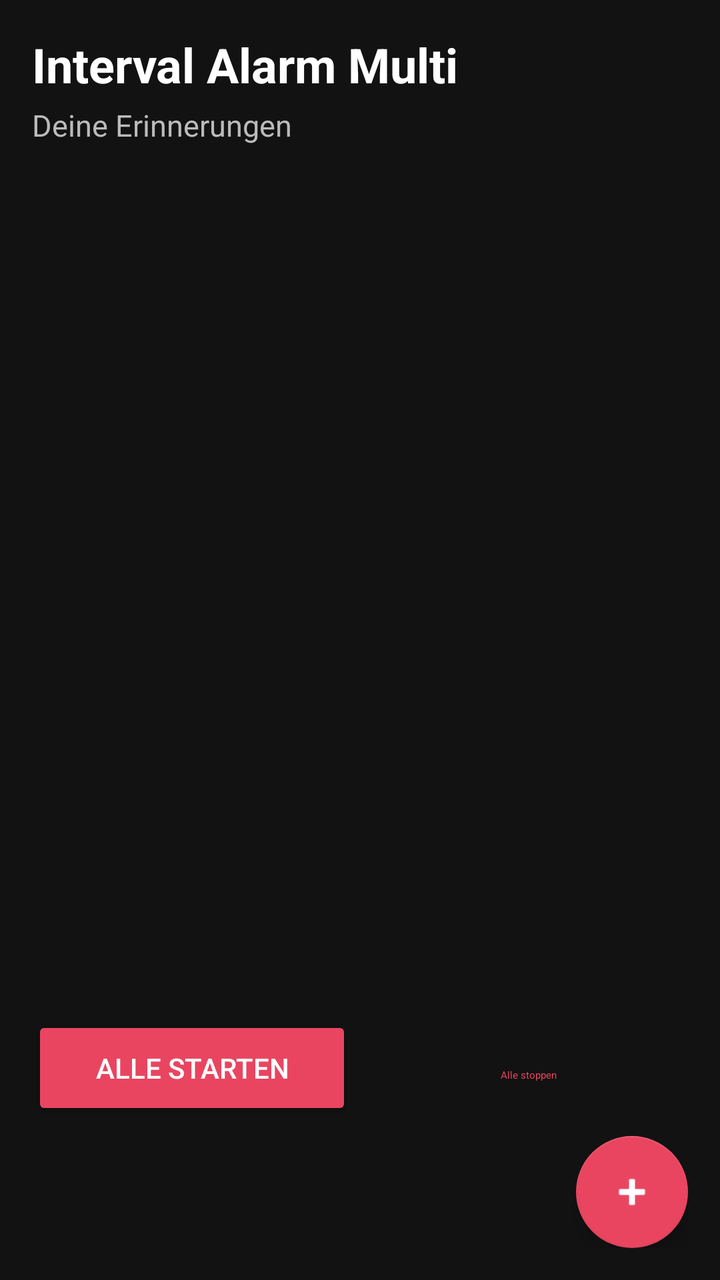
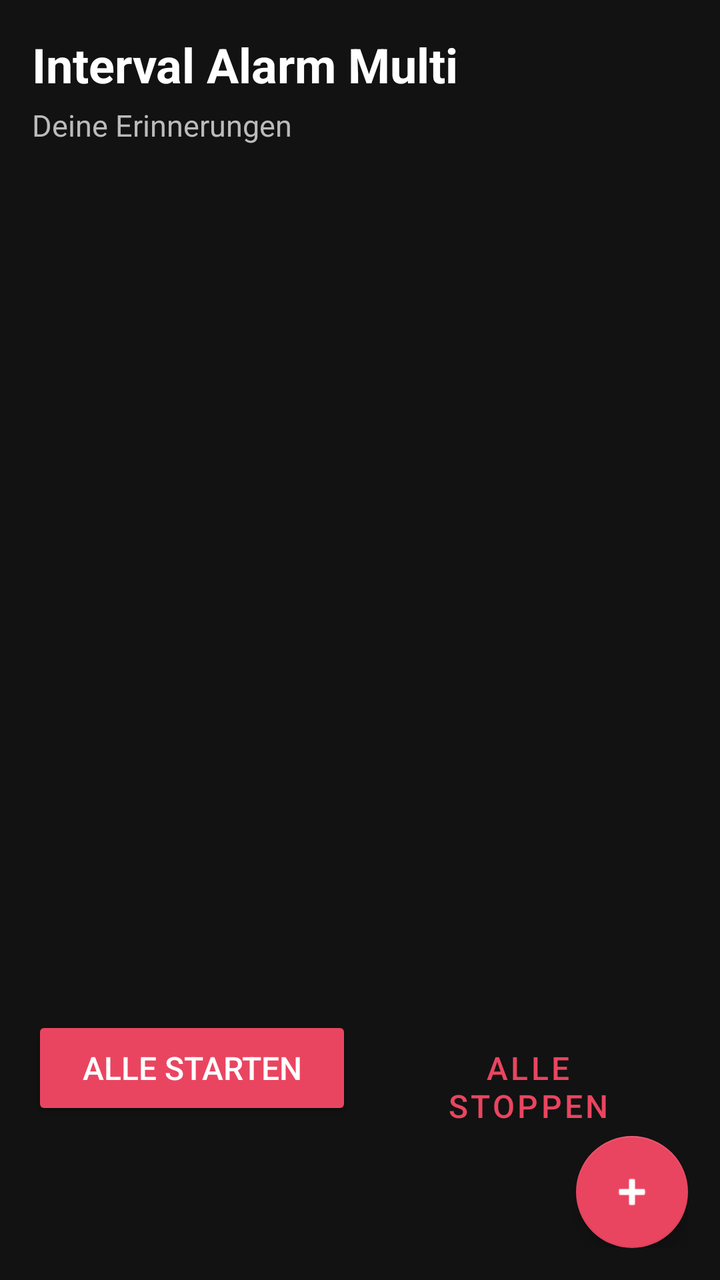

Compare the two renders of this Android layout. The source of the first and the diff that turns it into the second are given below.
<!-- AndroidManifest.xml: application theme Theme.IntervalAlarm -->
<!-- res/layout/activity_main.xml -->
<?xml version="1.0" encoding="utf-8"?>
<LinearLayout xmlns:android="http://schemas.android.com/apk/res/android"
    xmlns:app="http://schemas.android.com/apk/res-auto"
    android:layout_width="match_parent"
    android:layout_height="match_parent"
    android:orientation="vertical"
    android:padding="16dp"
    android:background="#121212">

    
    <TextView
        android:layout_width="match_parent"
        android:layout_height="wrap_content"
        android:text="Interval Alarm Multi"
        android:textSize="24sp"
        android:textStyle="bold"
        android:textColor="#FFFFFF"
        android:layout_marginBottom="4dp" />

    <TextView
        android:layout_width="match_parent"
        android:layout_height="wrap_content"
        android:text="Deine Erinnerungen"
        android:textSize="15sp"
        android:textColor="#BBBBBB"
        android:layout_marginBottom="20dp" />

    
    <androidx.recyclerview.widget.RecyclerView
        android:id="@+id/recyclerReminders"
        android:layout_width="match_parent"
        android:layout_height="0dp"
        android:layout_weight="1"
        android:clipToPadding="false" />

    
    <TextView
        android:id="@+id/tvEmpty"
        android:layout_width="match_parent"
        android:layout_height="0dp"
        android:layout_weight="1"
        android:gravity="center"
        android:text="Noch keine Erinnerungen.\nTippe auf + um eine hinzuzufügen."
        android:textSize="16sp"
        android:textColor="#888888"
        android:visibility="gone" />

    
    <LinearLayout
        android:layout_width="match_parent"
        android:layout_height="wrap_content"
        android:orientation="horizontal"
        android:layout_marginTop="12dp"
        android:layout_marginBottom="8dp">

        <Button
            android:id="@+id/btnStartAll"
            android:layout_width="0dp"
            android:layout_height="52dp"
            android:layout_weight="1"
            android:text="Alle starten"
            android:textColor="#FFFFFF"
            android:layout_marginEnd="8dp"
            app:backgroundTint="#E94560" />

        <Button
            android:id="@+id/btnStopAll"
            android:layout_width="0dp"
            android:layout_height="52dp"
            android:layout_weight="1"
            android:text="Alle stoppen"
            android:textColor="#E94560"
            style="@style/Widget.Material3.Button.OutlinedButton" />
    </LinearLayout>

    <com.google.android.material.floatingactionbutton.FloatingActionButton
        android:id="@+id/fabAdd"
        android:layout_width="wrap_content"
        android:layout_height="wrap_content"
        android:layout_gravity="end"
        android:src="@android:drawable/ic_input_add"
        app:backgroundTint="#E94560"
        app:tint="@android:color/white" />

</LinearLayout>
<!-- resources referenced by this layout -->
<resources>
  <style name="Theme.IntervalAlarm" parent="Theme.MaterialComponents.NoActionBar">
          <item name="colorPrimary">@color/pink_red</item>
          <item name="colorPrimaryVariant">@color/pink_red_dark</item>
          <item name="colorOnPrimary">@color/white</item>
          <item name="colorSecondary">@color/cyan</item>
          <item name="colorOnSecondary">@color/navy_dark</item>
  
          
          <item name="colorSurface">@color/navy</item>
          <item name="colorOnSurface">@color/white</item>
          <item name="android:colorBackground">@color/navy</item>
  
          
          <item name="android:textColorPrimary">@color/white</item>
          <item name="android:textColorSecondary">@color/text_gray</item>
          <item name="android:textColorHint">@color/text_gray_dark</item>
          <item name="android:editTextColor">@color/white</item>
  
          <item name="android:statusBarColor">@color/navy_dark</item>
          <item name="android:navigationBarColor">@color/navy_dark</item>
          <item name="android:windowBackground">@color/navy</item>
      </style>
  <color name="pink_red">#E94560</color>
  <color name="pink_red_dark">#C62828</color>
  <color name="white">#FFFFFF</color>
  <color name="cyan">#00D9FF</color>
  <color name="navy_dark">#0F0F23</color>
  <color name="navy">#1A1A2E</color>
  <color name="text_gray">#BBBBBB</color>
  <color name="text_gray_dark">#888888</color>
</resources>

<!-- the commit's change to res/layout/activity_main.xml (unified diff, before → after) -->
@@ -59,18 +59,21 @@
             android:layout_height="52dp"
             android:layout_weight="1"
             android:text="Alle starten"
+            android:textSize="16sp"
             android:textColor="#FFFFFF"
             android:layout_marginEnd="8dp"
             app:backgroundTint="#E94560" />
 
+        
         <Button
             android:id="@+id/btnStopAll"
             android:layout_width="0dp"
             android:layout_height="52dp"
             android:layout_weight="1"
             android:text="Alle stoppen"
+            android:textSize="16sp"
             android:textColor="#E94560"
-            style="@style/Widget.Material3.Button.OutlinedButton" />
+            style="@style/Widget.MaterialComponents.Button.OutlinedButton" />
     </LinearLayout>
 
     <com.google.android.material.floatingactionbutton.FloatingActionButton
